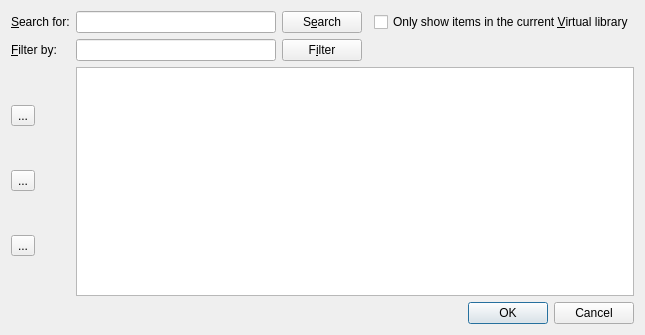
First picture: the form in src/calibre/gui2/dialogs/tag_list_editor.ui, repository debian-calibre/calibre, before the edit.
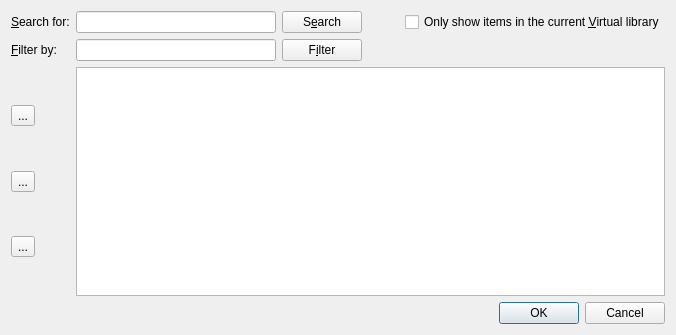
Second picture: the form after the edit. Icons and pictures are not drawn. Custom widgets are drawn as their Qt base class.

What changed in the file:
```diff
--- a/src/calibre/gui2/dialogs/tag_list_editor.ui
+++ b/src/calibre/gui2/dialogs/tag_list_editor.ui
@@ -6,7 +6,7 @@
    <rect>
     <x>0</x>
     <y>0</y>
-    <width>397</width>
+    <width>676</width>
     <height>335</height>
    </rect>
   </property>
@@ -125,6 +125,19 @@
    </item>
    <item row="2" column="0">
     <layout class="QVBoxLayout" name="verticalLayout_2">
+     <item>
+      <spacer name="verticalSpacer_3">
+       <property name="orientation">
+        <enum>Qt::Vertical</enum>
+       </property>
+       <property name="sizeHint" stdset="0">
+        <size>
+         <width>20</width>
+         <height>40</height>
+        </size>
+       </property>
+      </spacer>
+     </item>
      <item>
       <widget class="QToolButton" name="delete_button">
        <property name="toolTip">
@@ -148,6 +161,19 @@
        </property>
       </widget>
      </item>
+     <item>
+      <spacer name="verticalSpacer">
+       <property name="orientation">
+        <enum>Qt::Vertical</enum>
+       </property>
+       <property name="sizeHint" stdset="0">
+        <size>
+         <width>20</width>
+         <height>40</height>
+        </size>
+       </property>
+      </spacer>
+     </item>
      <item>
       <widget class="QToolButton" name="rename_button">
        <property name="toolTip">
@@ -171,6 +197,19 @@
        </property>
       </widget>
      </item>
+     <item>
+      <spacer name="verticalSpacer_2">
+       <property name="orientation">
+        <enum>Qt::Vertical</enum>
+       </property>
+       <property name="sizeHint" stdset="0">
+        <size>
+         <width>20</width>
+         <height>40</height>
+        </size>
+       </property>
+      </spacer>
+     </item>
      <item>
       <widget class="QToolButton" name="undo_button">
        <property name="toolTip">
@@ -194,6 +233,19 @@
        </property>
       </widget>
      </item>
+     <item>
+      <spacer name="verticalSpacer_4">
+       <property name="orientation">
+        <enum>Qt::Vertical</enum>
+       </property>
+       <property name="sizeHint" stdset="0">
+        <size>
+         <width>20</width>
+         <height>40</height>
+        </size>
+       </property>
+      </spacer>
+     </item>
     </layout>
    </item>
    <item row="2" column="1" colspan="4">
```
